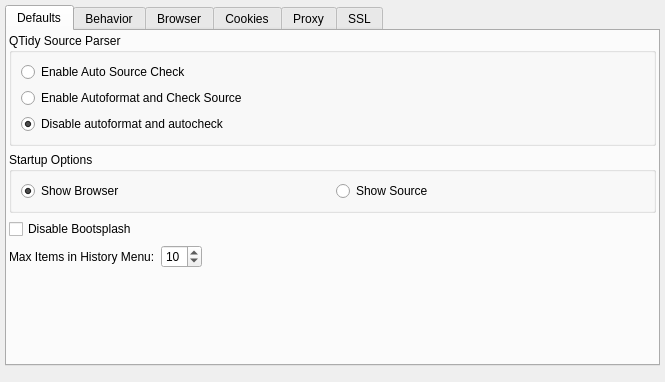
First picture: the form in src/configdialog/configdialogui.ui, repository HJCMS/xhtmldbg, before the edit.
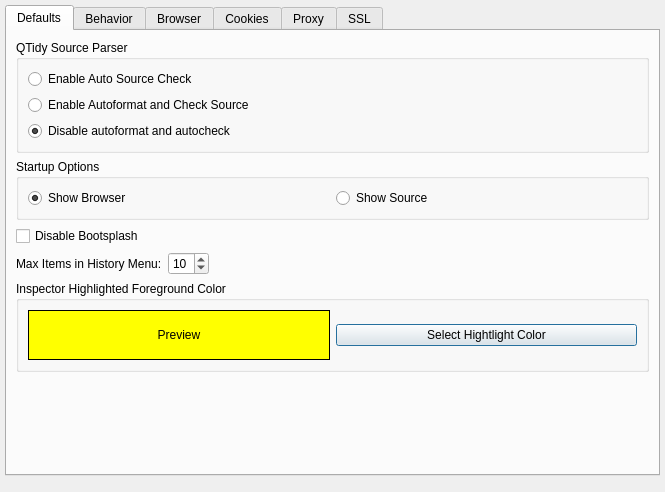
Second picture: the form after the edit. Custom widgets are drawn as their Qt base class.

```diff
--- a/src/configdialog/configdialogui.ui
+++ b/src/configdialog/configdialogui.ui
@@ -7,7 +7,7 @@
     <x>0</x>
     <y>0</y>
     <width>665</width>
-    <height>382</height>
+    <height>492</height>
    </rect>
   </property>
   <property name="minimumSize">
@@ -45,9 +45,6 @@
        <string>Defaults</string>
       </attribute>
       <layout class="QVBoxLayout" name="verticalLayout_2">
-       <property name="margin">
-        <number>2</number>
-       </property>
        <item>
         <widget class="QGroupBox" name="groupBox">
          <property name="title">
@@ -151,6 +148,53 @@
          </item>
         </layout>
        </item>
+       <item>
+        <widget class="QGroupBox" name="groupBox_7">
+         <property name="title">
+          <string>Inspector Highlighted Foreground Color</string>
+         </property>
+         <layout class="QHBoxLayout" name="horizontalLayout_8">
+          <item>
+           <widget class="QLabel" name="labelHighlightPreview">
+            <property name="minimumSize">
+             <size>
+              <width>100</width>
+              <height>50</height>
+             </size>
+            </property>
+            <property name="toolTip">
+             <string notr="true"/>
+            </property>
+            <property name="statusTip">
+             <string notr="true"/>
+            </property>
+            <property name="whatsThis">
+             <string notr="true"/>
+            </property>
+            <property name="styleSheet">
+             <string notr="true">background-color: yellow;</string>
+            </property>
+            <property name="frameShape">
+             <enum>QFrame::Panel</enum>
+            </property>
+            <property name="text">
+             <string>Preview</string>
+            </property>
+            <property name="alignment">
+             <set>Qt::AlignCenter</set>
+            </property>
+           </widget>
+          </item>
+          <item>
+           <widget class="QPushButton" name="openHighlightSettings">
+            <property name="text">
+             <string>Select Hightlight Color</string>
+            </property>
+           </widget>
+          </item>
+         </layout>
+        </widget>
+       </item>
        <item>
         <spacer name="verticalSpacer">
          <property name="orientation">
```
Left out of the diff: 2 changed lines with no effect on the pictures.
